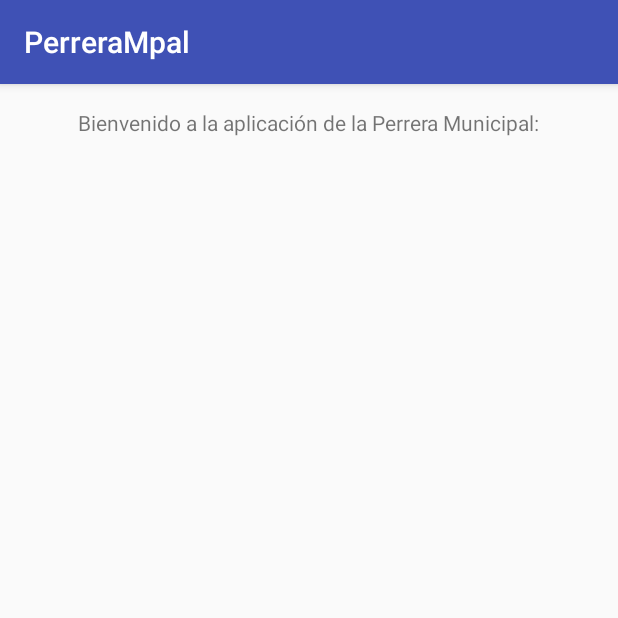
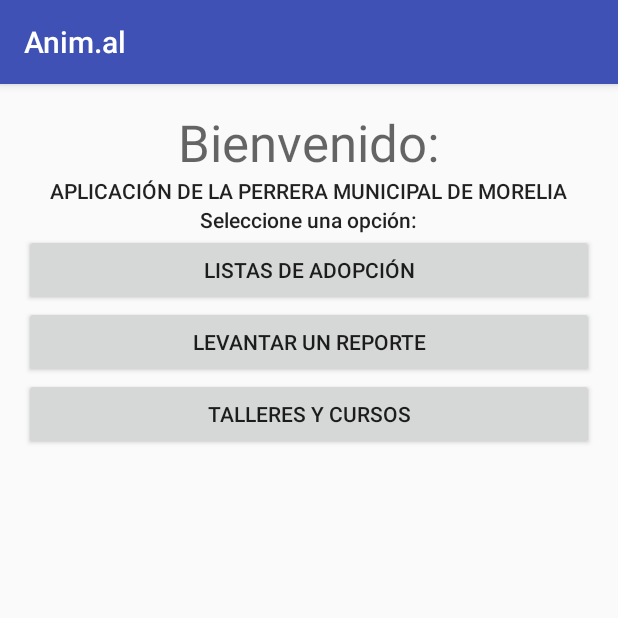
Before and after one commit to kzrrz/MyApplication, an Android app: the screen it shows after launch (MenuPrincipal), on a phone screen of 412 x 824 dp, the top half of it. Run offline under Robolectric (Android 15) with nearby library versions, the phone set to English and light mode, and no system bars.

Commit message:
Actualización 3: Añadir botón de talleres y cursos para checar que si se esté subiendo a GitHub.

```diff
--- a/app/src/main/AndroidManifest.xml
+++ b/app/src/main/AndroidManifest.xml
@@ -5,7 +5,7 @@
     <application
         android:allowBackup="true"
         android:icon="@mipmap/ic_launcher"
-        android:label="@string/app_name"
+        android:label="@string/encabezadoMenuPpal"
         android:supportsRtl="true"
         android:theme="@style/AppTheme">
         <activity android:name=".MenuPrincipal">
--- a/app/src/main/res/layout/activity_menu_principal.xml
+++ b/app/src/main/res/layout/activity_menu_principal.xml
@@ -14,5 +14,40 @@
         android:layout_width="wrap_content"
         android:layout_height="wrap_content"
         android:layout_centerHorizontal="true"
-        android:text="@string/bienvenida_str" />
+        android:text="@string/bienvenida_str"
+        android:textAppearance="@style/TextAppearance.AppCompat.Display1" />
+
+    <TextView android:id="@+id/DescripTxt"
+        android:layout_width="wrap_content"
+        android:layout_height="wrap_content"
+        android:layout_below="@id/BienvenidaTxt"
+        android:layout_centerHorizontal="true"
+        android:text="@string/descripcionStr"
+        android:textAppearance="@style/TextAppearance.AppCompat.Button" />
+
+    <TextView android:id="@+id/SelectOpTxt"
+        android:layout_width="wrap_content"
+        android:layout_height="wrap_content"
+        android:layout_below="@+id/DescripTxt"
+        android:layout_centerHorizontal="true"
+        android:text="@string/selectOpStr"
+        android:textAppearance="@style/TextAppearance.AppCompat.Body2" />
+
+    <Button android:id="@+id/listaAdopBtn"
+        android:layout_width="fill_parent"
+        android:layout_height="wrap_content"
+        android:layout_below="@id/SelectOpTxt"
+        android:text="@string/listaAdopStr"/>
+
+    <Button android:id="@+id/reportBtn"
+        android:layout_width="fill_parent"
+        android:layout_height="wrap_content"
+        android:layout_below="@id/listaAdopBtn"
+        android:text="@string/reportStr"	/>
+    <Button android:id="@+id/tallerBtn"
+        android:layout_width="fill_parent"
+        android:layout_height="wrap_content"
+        android:layout_below="@id/reportBtn"
+        android:text="@string/talleresStr"/>
+
 </RelativeLayout>
--- a/app/src/main/res/values/strings.xml
+++ b/app/src/main/res/values/strings.xml
@@ -1,4 +1,10 @@
 <resources>
     <string name="app_name">PerreraMpal</string>
-    <string name="bienvenida_str">Bienvenido a la aplicación de la Perrera Municipal: </string>
+    <string name="encabezadoMenuPpal">Anim.al</string>
+    <string name="bienvenida_str">Bienvenido: </string>
+    <string name="descripcionStr">Aplicación de la perrera municipal de Morelia</string>
+    <string name="selectOpStr">Seleccione una opción: </string>
+    <string name="reportStr">Levantar un reporte</string>
+    <string name="listaAdopStr">Listas de adopción</string>
+    <string name="talleresStr">Talleres y cursos</string>
 </resources>
```
